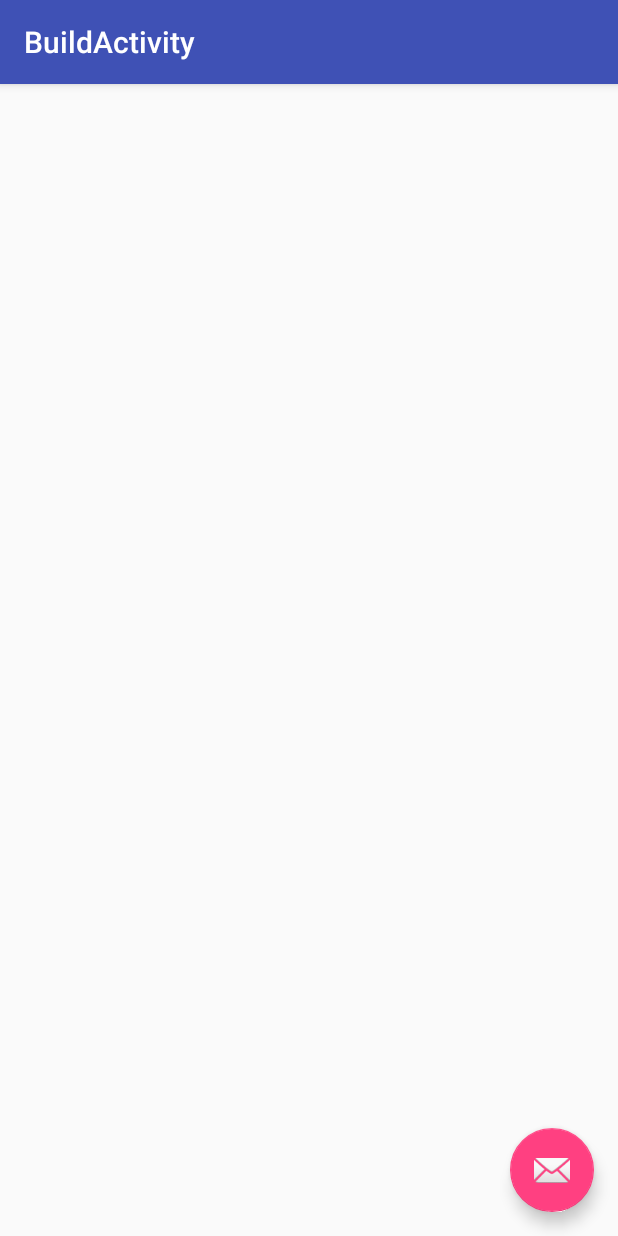
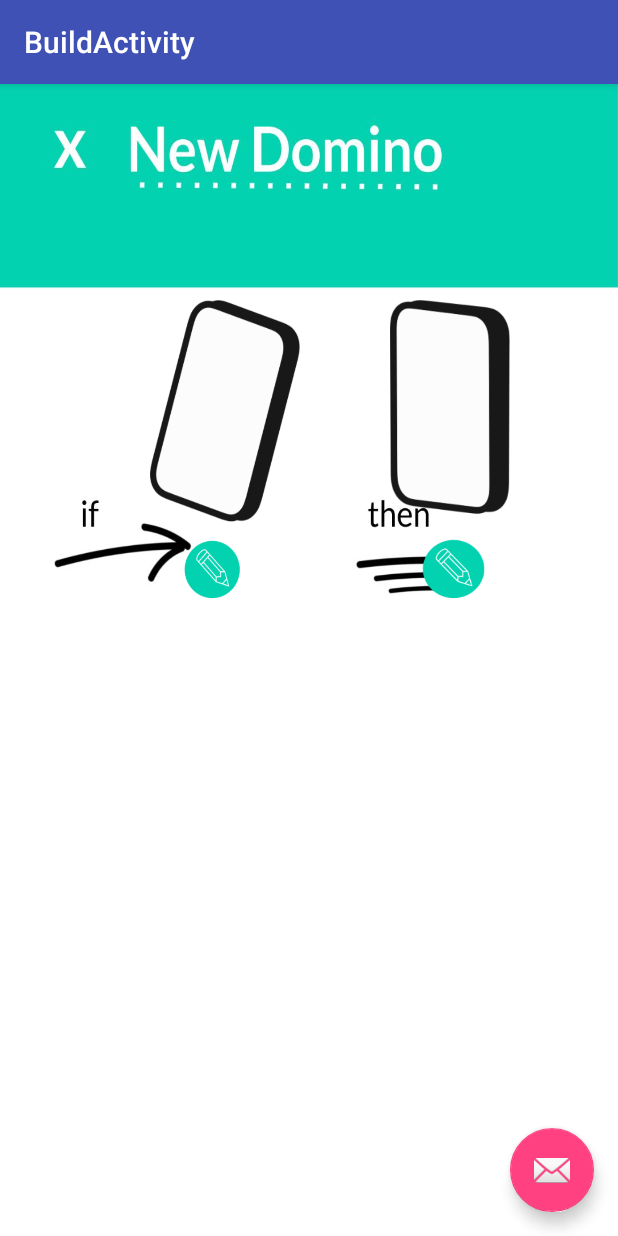
Before and after one commit to aashnashroff/domino, an Android app: the BuildActivity screen opened directly, with no data from a screen before it, on a phone screen of 412 x 824 dp. Run offline under Robolectric (Android 15) with nearby library versions, the phone set to English and light mode, and no system bars; Roboto replaces fonts that are not available here.

Commit message:
Build screen is there with old UI

```diff
--- a/app/src/main/java/com/aashnashroff/domino/BuildActivity.java
+++ b/app/src/main/java/com/aashnashroff/domino/BuildActivity.java
@@ -28,4 +28,12 @@ public class BuildActivity extends AppCompatActivity {
         });
     }
 
+    public void openInTilePage(View view) {
+        //TODO
+    }
+
+    public void openOutTilePage(View view) {
+        //TODO
+    }
+
 }
--- a/app/src/main/java/com/aashnashroff/domino/MainActivity.java
+++ b/app/src/main/java/com/aashnashroff/domino/MainActivity.java
@@ -20,4 +20,10 @@ public class MainActivity extends AppCompatActivity {
         startActivity(intent);
         setContentView(R.layout.activity_play);
     }
+
+    public void startBuild(View view) {
+        Intent intent = new Intent(this, BuildActivity.class);
+        startActivity(intent);
+        setContentView(R.layout.activity_build);
+    }
 }
--- a/app/src/main/res/layout/activity_main.xml
+++ b/app/src/main/res/layout/activity_main.xml
@@ -17,12 +17,21 @@
         app:layout_constraintTop_toTopOf="parent"
         app:layout_constraintVertical_bias="0.245" />
 
+    <!--<com.aashnashroff.domino.LatoButton-->
+        <!--android:id="@+id/start-play"-->
+        <!--android:layout_width="wrap_content"-->
+        <!--android:layout_height="wrap_content"-->
+        <!--android:onClick="startPlay"-->
+        <!--android:text="Play"-->
+        <!--tools:layout_editor_absoluteX="238dp"-->
+        <!--tools:layout_editor_absoluteY="336dp" />-->
+
     <com.aashnashroff.domino.LatoButton
-        android:id="@+id/start-play"
+        android:id="@+id/start-build"
         android:layout_width="wrap_content"
         android:layout_height="wrap_content"
-        android:onClick="startPlay"
-        android:text="Play"
+        android:onClick="startBuild"
+        android:text="Build"
         tools:layout_editor_absoluteX="238dp"
         tools:layout_editor_absoluteY="336dp" />
 
--- a/app/src/main/res/layout/content_build.xml
+++ b/app/src/main/res/layout/content_build.xml
@@ -1,11 +1,41 @@
 <?xml version="1.0" encoding="utf-8"?>
-<android.support.constraint.ConstraintLayout xmlns:android="http://schemas.android.com/apk/res/android"
+<FrameLayout xmlns:android="http://schemas.android.com/apk/res/android"
     xmlns:app="http://schemas.android.com/apk/res-auto"
     xmlns:tools="http://schemas.android.com/tools"
     android:layout_width="match_parent"
     android:layout_height="match_parent"
-    app:layout_behavior="@string/appbar_scrolling_view_behavior"
-    tools:context=".BuildActivity"
-    tools:showIn="@layout/activity_build">
+    android:background="@drawable/build_background"
+    tools:context=".BuildActivity">
 
-</android.support.constraint.ConstraintLayout>
+    <ImageButton
+        android:id="@+id/inTile"
+        android:layout_width="100dp"
+        android:layout_height="200dp"
+        android:layout_marginLeft="100dp"
+        android:layout_marginTop="200dp"
+        android:background="@drawable/intile"
+        android:onClick="openInTilePage"
+        android:padding="@android:dimen/notification_large_icon_width"
+        android:paddingLeft="@android:dimen/app_icon_size" />
+
+    <ImageButton
+        android:id="@+id/outTile"
+        android:layout_width="80dp"
+        android:layout_height="200dp"
+        android:layout_marginLeft="260dp"
+        android:layout_marginTop="200dp"
+        android:background="@drawable/outtile"
+        android:onClick="openOutTilePage" />
+
+
+    <Switch
+        android:id="@+id/active_toggle"
+        android:layout_width="wrap_content"
+        android:layout_height="wrap_content"
+        android:layout_marginLeft="160dp"
+        android:layout_marginTop="440dp"
+        android:padding="10dp"
+        android:text="On"
+        android:visibility="gone" />
+
+</FrameLayout>
```
Also changed, not shown: app/src/main/res/drawable-v24/build_background.png (added), app/src/main/res/drawable-v24/intile.png (added), app/src/main/res/drawable-v24/outtile.png (added).
